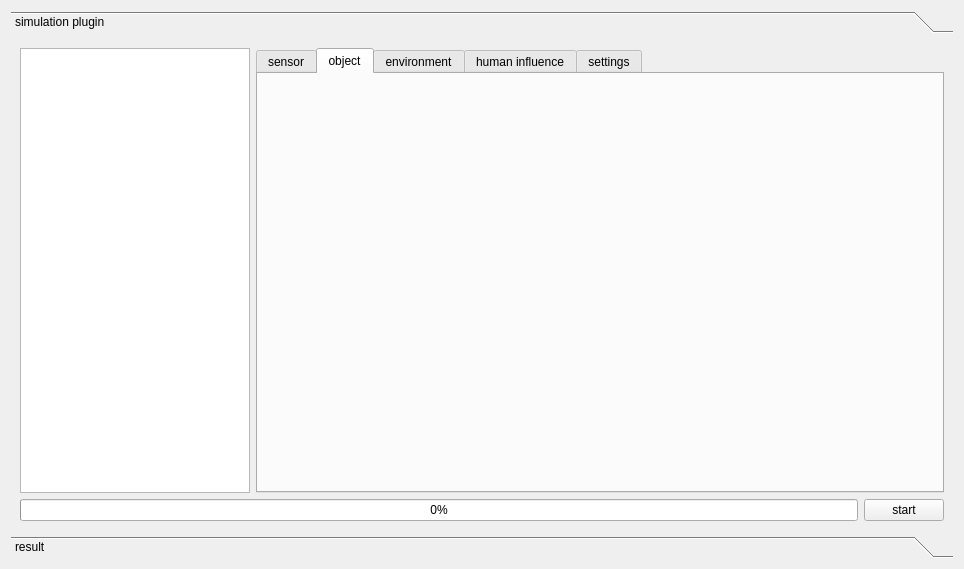
This is ui/oisimulationwidget.ui in OpenIndy/OpenIndy as Qt 5 draws it before an edit. The edited form follows.
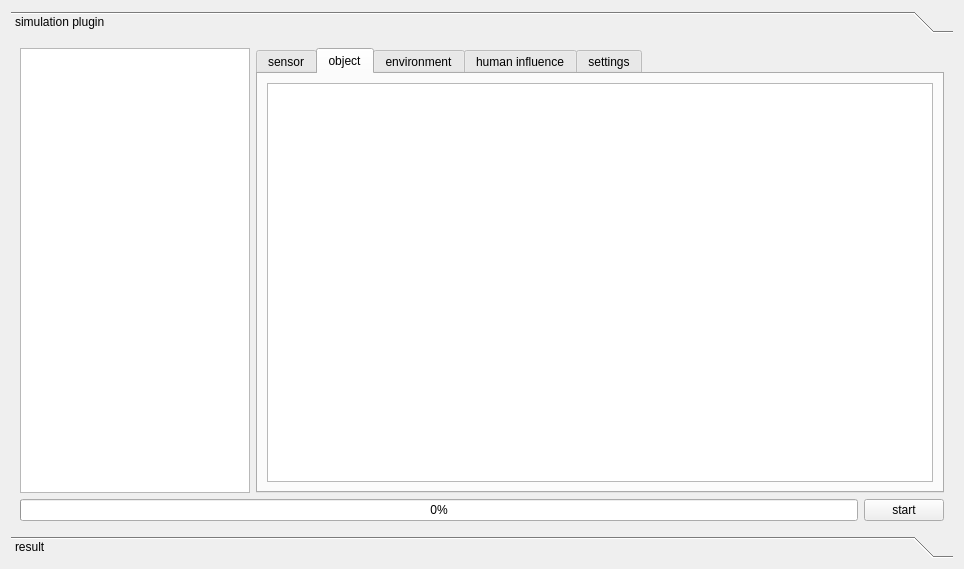
This is the edited form. The open tabs and pages were chosen to show the change. Custom widgets are drawn as their Qt base class.

Diff of the .ui file:
```diff
--- a/ui/oisimulationwidget.ui
+++ b/ui/oisimulationwidget.ui
@@ -62,6 +62,11 @@
             <attribute name="title">
              <string>object</string>
             </attribute>
+            <layout class="QGridLayout" name="gridLayout_5">
+             <item row="0" column="0">
+              <widget class="QTableView" name="tableView_object"/>
+             </item>
+            </layout>
            </widget>
            <widget class="QWidget" name="tab_enviroment">
             <attribute name="title">
```
Left out of the diff: 10 changed lines with no effect on the pictures.
